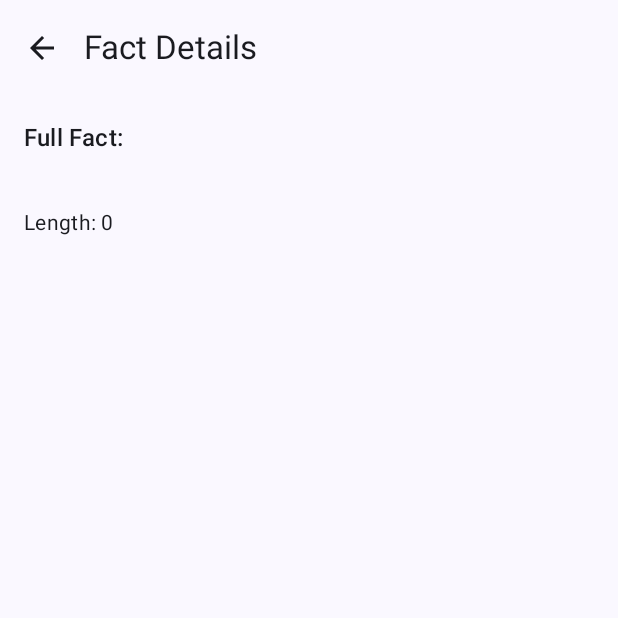
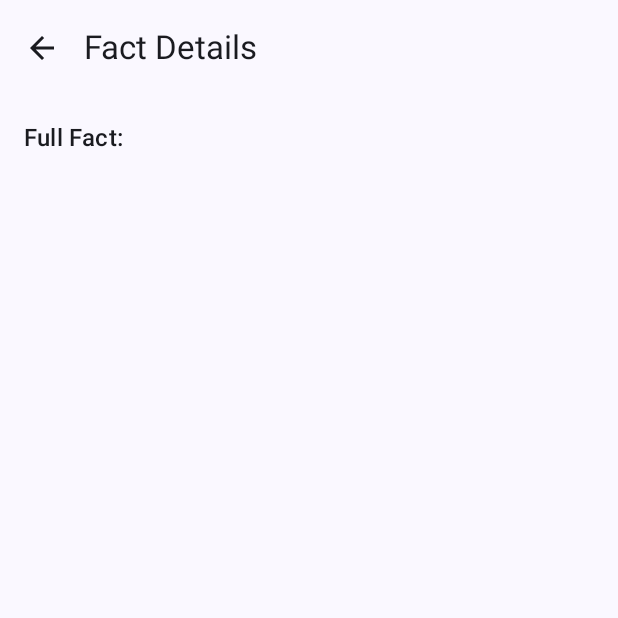
Before and after one commit to GabrielColic/CatFactsApp, an Android app built with Jetpack Compose: the composable CatFactDetailScreen called with empty values, on a phone screen of 412 x 824 dp, the top half of it. Run offline under Robolectric (Android 15) with nearby library versions, the phone set to English and light mode, and no system bars.

Commit message:
Minor change

```diff
--- a/app/src/main/java/org/unizd/rma/colic/ui/screens/CatFactDetailScreen.kt
+++ b/app/src/main/java/org/unizd/rma/colic/ui/screens/CatFactDetailScreen.kt
@@ -35,7 +35,7 @@ fun CatFactDetailScreen(fact: String, length: Int, navController: NavController)
                 style = MaterialTheme.typography.bodyLarge,
                 modifier = Modifier.padding(vertical = 8.dp)
             )
-            Text(text = "Length: $length", style = MaterialTheme.typography.bodyMedium)
+            //Text(text = "Length: $length", style = MaterialTheme.typography.bodyMedium)
         }
     }
 }
```
